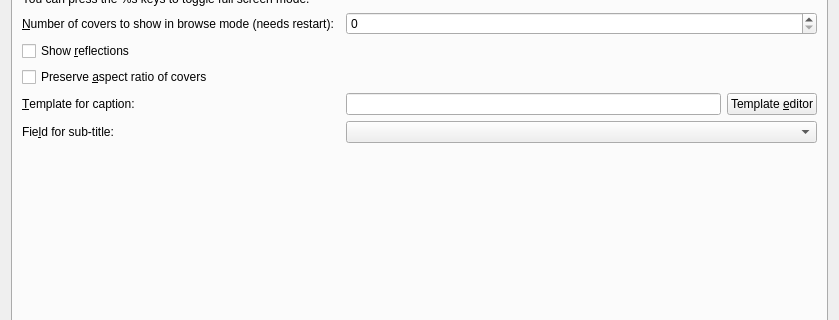
Old version of the form src/calibre/gui2/preferences/look_feel.ui in the repository kovidgoyal/calibre; both pictures show x 0 to 839 and y 106 to 426 of the 839 by 580 pixel window.
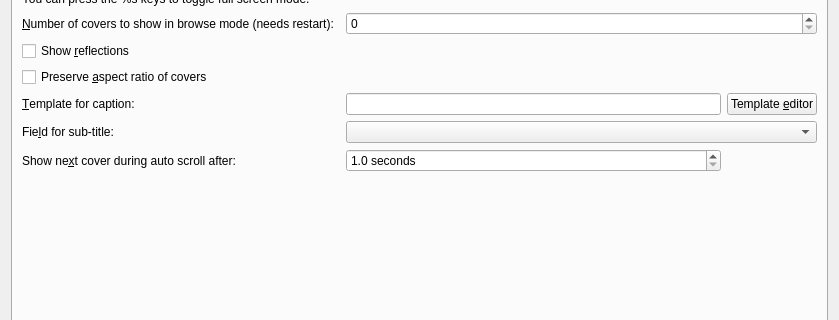
New version of the form. The open tabs and pages were chosen to show the change. Icons and pictures are not drawn. Custom widgets are drawn as their Qt base class.

Diff of the .ui file:
```diff
--- a/src/calibre/gui2/preferences/look_feel.ui
+++ b/src/calibre/gui2/preferences/look_feel.ui
@@ -1251,6 +1251,32 @@
          </property>
         </widget>
        </item>
+       <item row="9" column="0">
+        <widget class="QLabel" name="label_26">
+         <property name="text">
+          <string>Show ne&amp;xt cover during auto scroll after:</string>
+         </property>
+         <property name="buddy">
+          <cstring>opt_books_autoscroll_time</cstring>
+         </property>
+        </widget>
+       </item>
+       <item row="9" column="1">
+        <widget class="QDoubleSpinBox" name="opt_books_autoscroll_time">
+         <property name="suffix">
+          <string> seconds</string>
+         </property>
+         <property name="decimals">
+          <number>1</number>
+         </property>
+         <property name="minimum">
+          <double>1.000000000000000</double>
+         </property>
+         <property name="maximum">
+          <double>100000.000000000000000</double>
+         </property>
+        </widget>
+       </item>
       </layout>
      </widget>
      <widget class="QWidget" name="quickview_tab">
```
